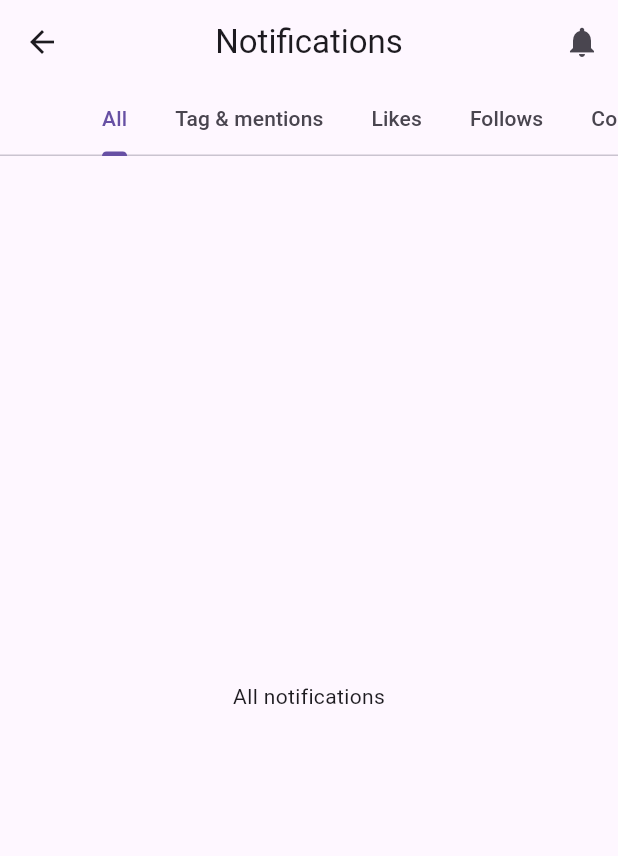
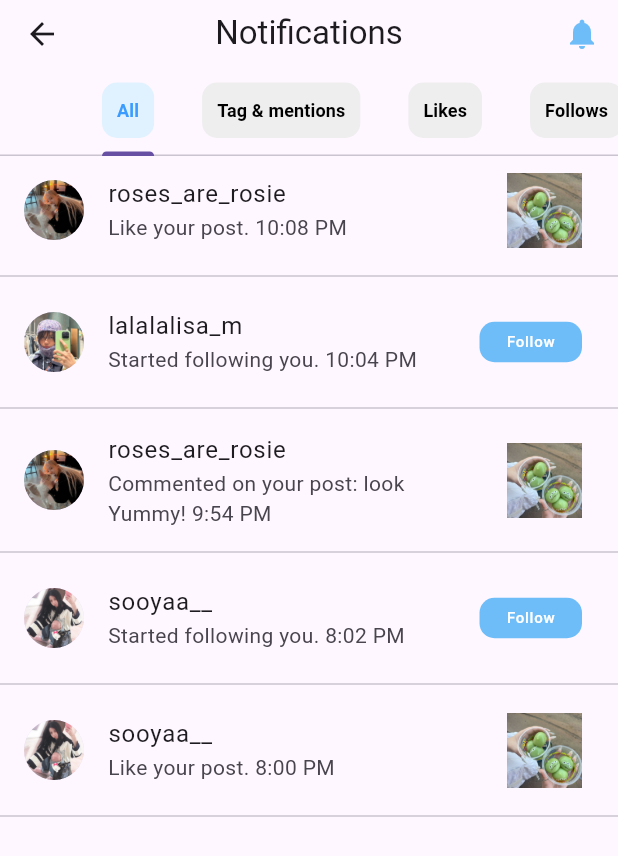
Before and after one commit to Chonthichaa1/Project, a Flutter app: the screen it shows after launch, on a phone screen of 412 x 824 dp. Shown: the top 856 px of the screen. Run offline on Flutter 3.47's test engine with Material 3 defaults, Android fonts, the phone set to English and light mode, and no system bars.

Commit message:
notification page complete

```diff
--- a/lib/main.dart
+++ b/lib/main.dart
@@ -3,7 +3,7 @@ import 'login_page.dart'; // not complete
 import 'signup_page.dart'; // not complete
 import 'setting_page.dart'; // not complete
 import 'restaurantabout_.dart';
-import 'notification_page.dart'; // not complete
+import 'notification_page.dart';
 
 void main() {
   runApp(MyApp());
--- a/lib/notification_page.dart
+++ b/lib/notification_page.dart
@@ -8,6 +8,7 @@ class NotificationPage extends StatefulWidget {
 class _NotificationPageState extends State<NotificationPage>
     with SingleTickerProviderStateMixin {
   late TabController _controller;
+  int _selectedIndex = 0;
 
   @override
   void initState() {
@@ -19,6 +20,41 @@ class _NotificationPageState extends State<NotificationPage>
   void dispose() {
     _controller.dispose();
     super.dispose();
+  }
+
+  Widget _buildTab(String label, int index) {
+    bool isSelected = index == _selectedIndex;
+    return Padding(
+      padding: EdgeInsets.symmetric(vertical: 10.0),
+      child: InkWell(
+        onTap: () {
+          setState(() {
+            _selectedIndex = index;
+          });
+        },
+        child: Container(
+          decoration: BoxDecoration(
+            borderRadius: BorderRadius.circular(10.0),
+            color: isSelected
+                ? Color.fromARGB(255, 224, 242, 255)
+                : Colors.grey[200],
+          ),
+          padding: EdgeInsets.all(10.0),
+          child: Center(
+            child: Text(
+              label,
+              style: TextStyle(
+                fontSize: 12.0,
+                fontWeight: FontWeight.bold,
+                color: isSelected
+                    ? Color.fromARGB(255, 58, 156, 255)
+                    : Colors.black,
+              ),
+            ),
+          ),
+        ),
+      ),
+    );
   }
 
   @override
@@ -36,53 +72,151 @@ class _NotificationPageState extends State<NotificationPage>
         actions: [
           IconButton(
             icon: Icon(Icons.notifications),
-            onPressed: () {
-            },
+            onPressed: () {},
+            color: Color.fromARGB(255, 110, 189, 249),
           ),
         ],
         bottom: TabBar(
           controller: _controller,
           isScrollable: true,
-           // slide
           tabs: [
-            Tab(
-              text: 'All',
-            ),
-            Tab(
-              text: 'Tag & mentions',
-            ),
-            Tab(
-              text: 'Likes',
-            ),
-            Tab(
-              text: 'Follows',
-            ),
-            Tab(
-              text: 'Comment',
-            ),
+            _buildTab('All', 0),
+            _buildTab('Tag & mentions', 1),
+            _buildTab('Likes', 2),
+            _buildTab('Follows', 3),
+            _buildTab('Comment', 4),
           ],
         ),
       ),
       body: TabBarView(
         controller: _controller,
         children: [
-          Center(
-            child: Text('All notifications'),
-          ),
-          Center(
-            child: Text('Tag & mentions notifications'),
-          ),
-          Center(
-            child: Text('Likes notifications'),
-          ),
-          Center(
-            child: Text('Follows notifications'),
-          ),
-          Center(
-            child: Text('Comment notifications'),
-          ),
+          _buildListView('All notifications'),
+          _buildListView('Tag & mentions notifications'),
+          _buildListView('Likes notifications'),
+          _buildListView('Follows notifications'),
+          _buildListView('Comment notifications'),
         ],
       ),
     );
   }
+
+  Center _buildListView(String text) {
+    return Center(
+      child: ListView.builder(
+        itemCount: 1, // notification items
+        itemBuilder: (context, index) {
+          return Column(
+            children: [
+              ListTile(
+                leading: CircleAvatar(
+                  // User profile image
+                  backgroundImage: AssetImage('assets/rose.jpg'),
+                ),
+                title: Text('roses_are_rosie'),
+                subtitle: Text('Like your post. 10:08 PM'),
+                trailing: Container(
+                  width: 50.0,
+                  height: 50.0,
+                  decoration: BoxDecoration(
+                  ),
+                  child: Image.asset(
+                    'assets/Alien mochi.jpg',
+                    fit: BoxFit.cover,
+                  ),
+                ),
+              ),
+              Divider(),
+              ListTile(
+                leading: CircleAvatar(
+                  // User profile image
+                  backgroundImage: AssetImage('assets/lisa.jpg'),
+                ),
+                title: Text('lalalalisa_m'),
+                subtitle: Text('Started following you. 10:04 PM'),
+                trailing: Container(
+                  padding: EdgeInsets.symmetric(horizontal: 18.0, vertical: 6.0),
+                  decoration: BoxDecoration(
+                    borderRadius:
+                        BorderRadius.circular(10.0),
+                    color: Color.fromARGB(255, 110, 189, 249),
+                  ),
+                  child: Text(
+                    'Follow',
+                    style: TextStyle(
+                      fontSize: 10.0,
+                      color: Colors.white,
+                    ),
+                  ),
+                ),
+              ),
+              Divider(),
+              ListTile(
+                leading: CircleAvatar(
+                  // User profile image
+                  backgroundImage: AssetImage('assets/rose.jpg'),
+                ),
+                title: Text('roses_are_rosie'),
+                subtitle: Text('Commented on your post: look Yummy! 9:54 PM'),
+                trailing: Container(
+                  width: 50.0,
+                  height: 50.0,
+                  decoration: BoxDecoration(
+                  ),
+                  child: Image.asset(
+                    'assets/Alien mochi.jpg',
+                    fit: BoxFit.cover,
+                  ),
+                ),
+              ),
+              Divider(),
+              ListTile(
+                leading: CircleAvatar(
+                  // User profile image
+                  backgroundImage: AssetImage('assets/jisoo.jpg'),
+                ),
+                title: Text('sooyaa__'),
+                subtitle: Text('Started following you. 8:02 PM'),
+                trailing: Container(
+                  padding: EdgeInsets.symmetric(horizontal: 18.0, vertical: 6.0),
+                  decoration: BoxDecoration(
+                    borderRadius:
+                        BorderRadius.circular(10.0),
+                    color: Color.fromARGB(255, 110, 189, 249),
+                  ),
+                  child: Text(
+                    'Follow',
+                    style: TextStyle(
+                      fontSize: 10.0,
+                      color: Colors.white,
+                    ),
+                  ),
+                ),
+              ),
+              Divider(),
+              ListTile(
+                leading: CircleAvatar(
+                  // User profile image
+                  backgroundImage: AssetImage('assets/jisoo.jpg'),
+                ),
+                title: Text('sooyaa__'),
+                subtitle: Text('Like your post. 8:00 PM'),
+                trailing: Container(
+                  width: 50.0,
+                  height: 50.0,
+                  decoration: BoxDecoration(
+                  ),
+                  child: Image.asset(
+                    'assets/Alien mochi.jpg',
+                    fit: BoxFit.cover,
+                  ),
+                ),
+              ),
+              Divider(),
+            ],
+          );
+        },
+      ),
+    );
+  }
 }
```
Also changed, not shown: pubspec.yaml (+12 -0 lines), assets/Alien mochi.jpg (added), assets/Joy.jpg (added), assets/Yeri.jpg (added), assets/eunwoo.jpg (added), assets/jennie.jpg (added), assets/jisoo.jpg (added), assets/kayoung.jpg (added), assets/lisa.jpg (added), assets/rose.jpg (added).
